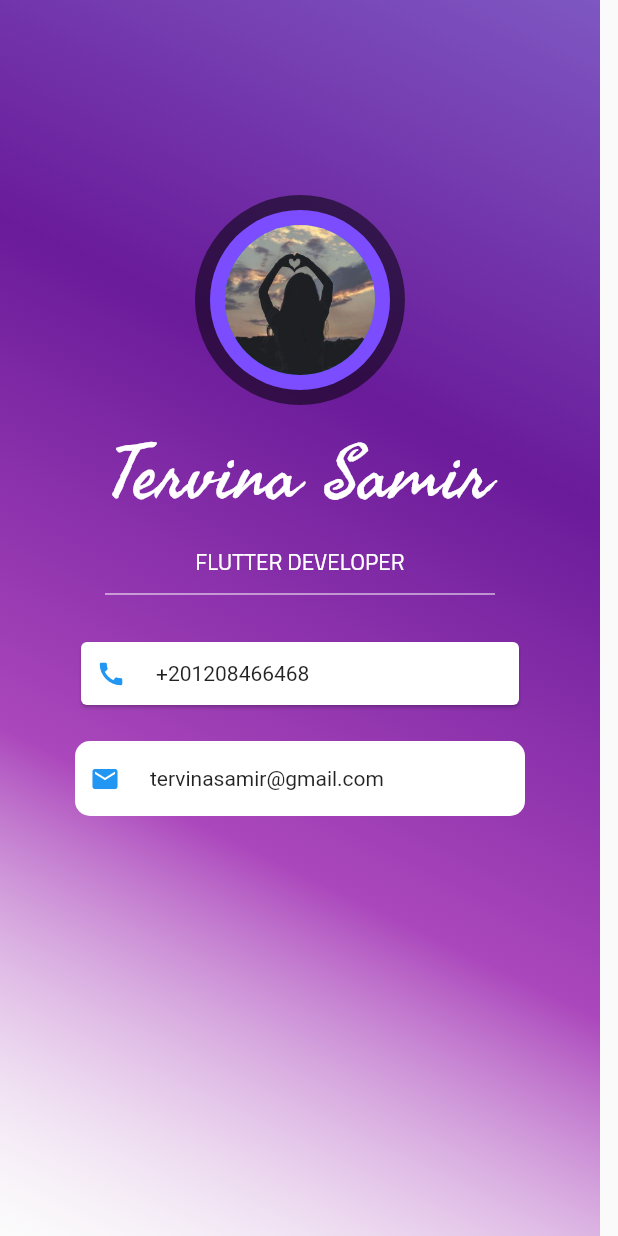
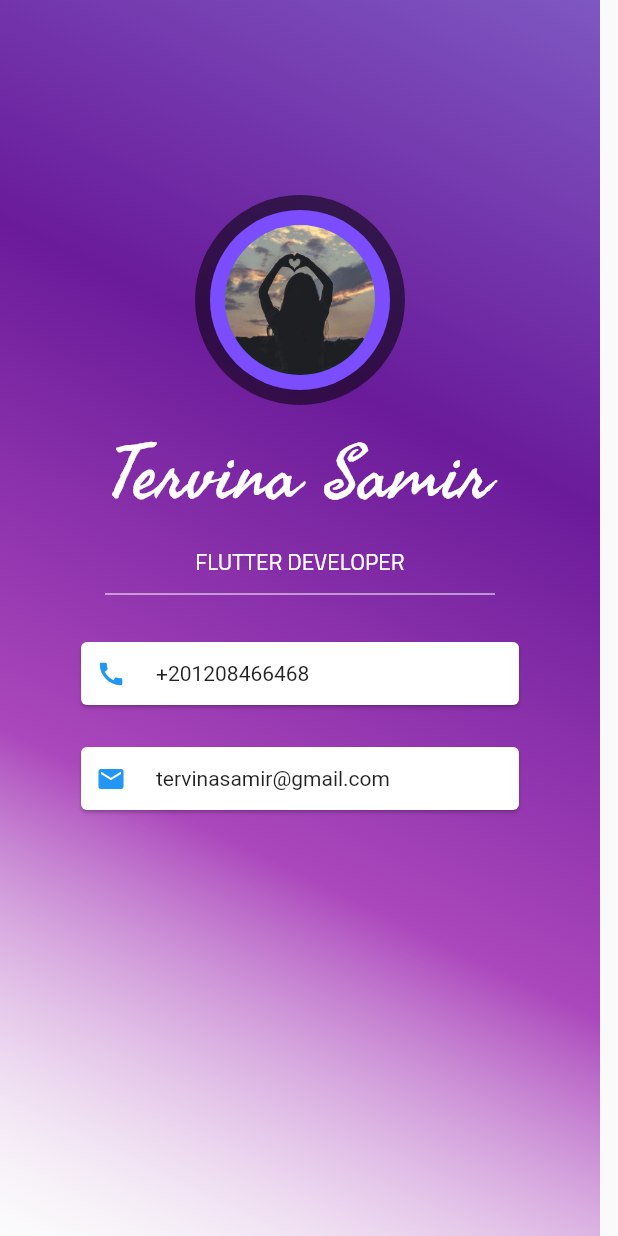
Before and after one commit to Tervina/day2, a Flutter app: the screen it shows after launch, on a phone screen of 412 x 824 dp. Run offline on Flutter 3.47's test engine with Material 2 defaults, Android fonts, the phone set to English and light mode, and no system bars; our stand-ins replace icons_plus.

Commit message:
make a custom widget and call it when needed

```diff
--- a/lib/main.dart
+++ b/lib/main.dart
@@ -52,7 +52,10 @@ class MyApp extends StatelessWidget {
 
             ),
             SizedBox(height: 20,),
-            Container(
+           Test(icon: Icons.call, txt: "+201208466468"),
+           SizedBox(height: 20,),
+           Test(icon: Icons.mail, txt: "tervinasamir@gmail.com")
+           /* Container(
               height: 50,
               width: 300,
               child: Card(
@@ -82,7 +85,7 @@ class MyApp extends StatelessWidget {
                     Text("tervinasamir@gmail.com")
                   ],
                 ),
-              ),
+              ),*/
 
           ],
 
@@ -92,3 +95,31 @@ class MyApp extends StatelessWidget {
     );
   }
 }
+class Test extends StatelessWidget {
+
+  const Test({required this.icon,required this.txt,Key? key}) : super(key: key);
+
+  final String txt;
+  final IconData icon;
+  @override
+
+  Widget build(BuildContext context) {
+  //  String txt="name";
+   // IconData icon;
+    return Container(
+      height: 50,
+      width: 300,
+      child: Card(
+        child: Row(
+          children: [
+            SizedBox(width: 10,),
+            Icon(icon,color: Colors.blue,size: 20,),
+            SizedBox(width: 20,),
+            Text(txt),
+          ],
+        ),
+
+      ),
+    );
+  }
+}
```
